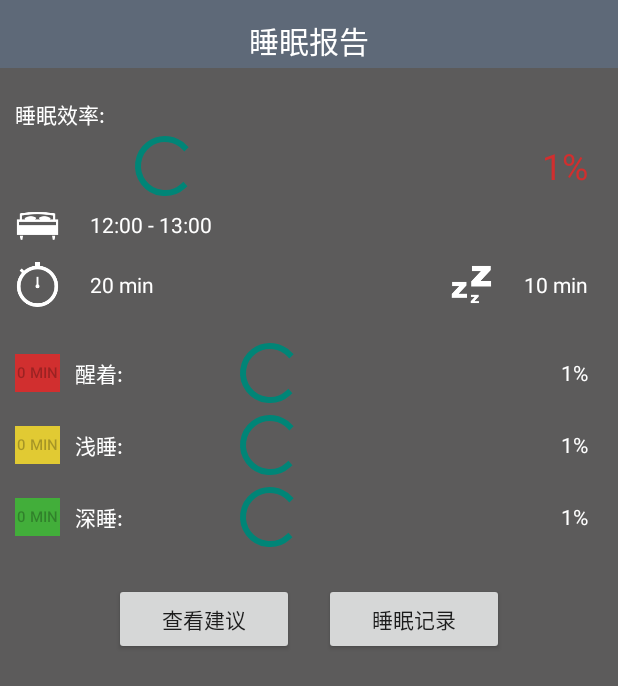
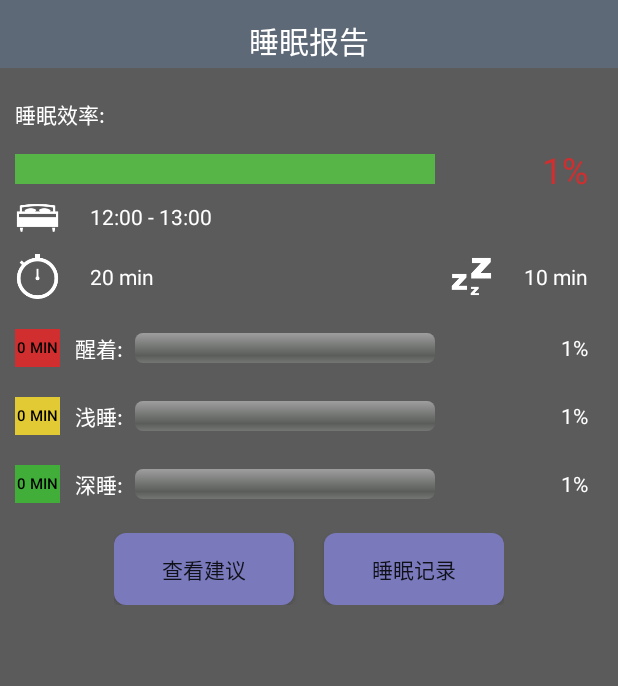
Before and after one commit to CXCup/SleepHealth, an Android app: the ReportActivity screen opened directly, with no data from a screen before it, on a phone screen of 412 x 824 dp. Shown: the top 686 px of the screen. Run offline under Robolectric (Android 15) with nearby library versions, the phone set to English and light mode, and no system bars.

Commit message:
自己编的检测睡眠

```diff
--- a/app/src/main/AndroidManifest.xml
+++ b/app/src/main/AndroidManifest.xml
@@ -2,6 +2,10 @@
 <manifest xmlns:android="http://schemas.android.com/apk/res/android"
     package="com.whx.sleephealth" >
 
+    <uses-permission android:name="android.permission.WAKE_LOCK"/>
+    <uses-permission android:name="android.permission.device_power"/>
+    <uses-permission android:name="android.permission.MOUNT_UNMOUNT_FILESYSTEMS"/>
+    <uses-permission android:name="android.permission.WRITE_EXTERNAL_STORAGE"/>
 
     <application
         android:allowBackup="true"
--- a/app/src/main/java/com/whx/sleephealth/main/MainFragment.java
+++ b/app/src/main/java/com/whx/sleephealth/main/MainFragment.java
@@ -58,11 +58,7 @@ public class MainFragment extends Fragment implements View.OnClickListener,TimeP
         alarmText.setText(AlarmText);
     }
 
-    private float getSleepLength(){
-        float x = 8*60;
 
-        return x;
-    }
     @Override
     public void onClick(View v) {
         switch (v.getId()){
--- a/app/src/main/java/com/whx/sleephealth/main/ReportActivity.java
+++ b/app/src/main/java/com/whx/sleephealth/main/ReportActivity.java
@@ -2,6 +2,7 @@ package com.whx.sleephealth.main;
 
 import android.app.Activity;
 import android.os.Bundle;
+import android.view.View;
 import android.widget.ProgressBar;
 import android.widget.TextView;
 
--- /dev/null
+++ b/app/src/main/res/drawable/bar_back.xml
@@ -0,0 +1,7 @@
+<?xml version="1.0" encoding="utf-8"?>
+<shape xmlns:android="http://schemas.android.com/apk/res/android">
+    <solid
+        android:color="#4b494a"/>
+    <corners
+        android:radius="5dp"/>
+</shape>
--- /dev/null
+++ b/app/src/main/res/drawable/bar_progress.xml
@@ -0,0 +1,6 @@
+<?xml version="1.0" encoding="utf-8"?>
+<shape xmlns:android="http://schemas.android.com/apk/res/android">
+
+    <solid
+        android:color="#d14a4a"/>
+</shape>
--- /dev/null
+++ b/app/src/main/res/drawable/button_back.xml
@@ -0,0 +1,16 @@
+<?xml version="1.0" encoding="utf-8"?>
+<selector xmlns:android="http://schemas.android.com/apk/res/android">
+
+    <item android:state_pressed="false">
+        <shape>
+            <solid android:color="#7979bc"></solid>
+            <corners android:radius="8dp"/>
+        </shape>
+    </item>
+    <item android:state_pressed="true">
+        <shape>
+            <solid android:color="#6a6aa3"/>
+            <corners android:radius="8dp"/>
+        </shape>
+    </item>
+</selector>
--- /dev/null
+++ b/app/src/main/res/drawable/totalbar.xml
@@ -0,0 +1,8 @@
+<?xml version="1.0" encoding="utf-8"?>
+<layer-list xmlns:android="http://schemas.android.com/apk/res/android">
+
+    <item android:id="@android:id/background"
+        android:drawable="@drawable/bar_back"/>
+    <item android:id="@android:id/progress"
+        android:drawable="@drawable/pro"/>
+</layer-list>
--- a/app/src/main/res/layout/mine.xml
+++ b/app/src/main/res/layout/mine.xml
@@ -1,7 +1,8 @@
 <?xml version="1.0" encoding="utf-8"?>
 <LinearLayout xmlns:android="http://schemas.android.com/apk/res/android"
     android:orientation="vertical" android:layout_width="match_parent"
-    android:layout_height="match_parent">
+    android:layout_height="match_parent"
+    android:background="@drawable/background">
 
     <LinearLayout
         android:layout_width="match_parent"
--- a/app/src/main/res/layout/report.xml
+++ b/app/src/main/res/layout/report.xml
@@ -21,12 +21,16 @@
             android:text="睡眠效率:"/>
         <RelativeLayout
             android:layout_width="match_parent"
-            android:layout_height="wrap_content">
+            android:layout_height="wrap_content"
+            android:layout_marginTop="10dp">
             <ProgressBar
                 android:id="@+id/efficiency_bar"
-                android:layout_width="200dp"
+                android:layout_width="280dp"
                 android:layout_height="wrap_content"
                 android:layout_marginLeft="10dp"
+                android:layout_centerVertical="true"
+                android:progressDrawable="@drawable/totalbar"
+                style="@android:style/Widget.ProgressBar.Horizontal"
                 />
             <TextView
                 android:id="@+id/efficiency_text"
@@ -120,6 +124,7 @@
                 android:layout_marginLeft="10dp"
                 android:layout_centerVertical="true"
                 android:textSize="10sp"
+                android:textColor="#000000"
                 android:text="0 min"/>
             <TextView
                 android:layout_width="wrap_content"
@@ -132,7 +137,9 @@
                 android:id="@+id/awake_bar"
                 android:layout_width="200dp"
                 android:layout_height="wrap_content"
-                android:layout_marginLeft="80dp"/>
+                android:layout_marginLeft="90dp"
+                android:layout_centerVertical="true"
+                style="@android:style/Widget.ProgressBar.Horizontal"/>
             <TextView
                 android:layout_width="wrap_content"
                 android:layout_height="wrap_content"
@@ -145,7 +152,8 @@
         </RelativeLayout>
         <RelativeLayout
             android:layout_width="match_parent"
-            android:layout_height="wrap_content">
+            android:layout_height="wrap_content"
+            android:layout_marginTop="20dp">
             <Button
                 android:id="@+id/light_sleep_time"
                 android:layout_width="30dp"
@@ -155,6 +163,7 @@
                 android:layout_centerVertical="true"
                 android:layout_marginLeft="10dp"
                 android:textSize="10sp"
+                android:textColor="#000000"
                 android:text="0 min"/>
             <TextView
                 android:layout_width="wrap_content"
@@ -167,7 +176,9 @@
                 android:id="@+id/light_sleep_bar"
                 android:layout_width="200dp"
                 android:layout_height="wrap_content"
-                android:layout_marginLeft="80dp"/>
+                android:layout_centerVertical="true"
+                style="@android:style/Widget.ProgressBar.Horizontal"
+                android:layout_marginLeft="90dp"/>
             <TextView
                 android:layout_width="wrap_content"
                 android:layout_height="wrap_content"
@@ -180,7 +191,8 @@
         </RelativeLayout>
         <RelativeLayout
             android:layout_width="match_parent"
-            android:layout_height="wrap_content">
+            android:layout_height="wrap_content"
+            android:layout_marginTop="20dp">
             <Button
                 android:id="@+id/deep_sleep_time"
                 android:layout_width="30dp"
@@ -190,6 +202,7 @@
                 android:layout_centerVertical="true"
                 android:layout_marginLeft="10dp"
                 android:textSize="10sp"
+                android:textColor="#000000"
                 android:text="0 min"/>
             <TextView
                 android:layout_width="wrap_content"
@@ -202,7 +215,9 @@
                 android:id="@+id/deep_sleep_bar"
                 android:layout_width="200dp"
                 android:layout_height="wrap_content"
-                android:layout_marginLeft="80dp"/>
+                android:layout_centerVertical="true"
+                style="@android:style/Widget.ProgressBar.Horizontal"
+                android:layout_marginLeft="90dp"/>
             <TextView
                 android:layout_width="wrap_content"
                 android:layout_height="wrap_content"
@@ -226,11 +241,13 @@
             <Button
                 android:layout_width="120dp"
                 android:layout_height="wrap_content"
+                android:background="@drawable/button_back"
                 android:text="查看建议"/>
             <Button
                 android:layout_width="120dp"
                 android:layout_height="wrap_content"
                 android:layout_marginLeft="20dp"
+                android:background="@drawable/button_back"
                 android:text="睡眠记录"/>
         </LinearLayout>
     </LinearLayout>
--- a/app/src/main/res/layout/tieshi.xml
+++ b/app/src/main/res/layout/tieshi.xml
@@ -2,7 +2,8 @@
 <LinearLayout xmlns:android="http://schemas.android.com/apk/res/android"
     android:orientation="vertical"
     android:layout_width="match_parent"
-    android:layout_height="match_parent">
+    android:layout_height="match_parent"
+    android:background="@drawable/background">
     <LinearLayout
         android:layout_width="match_parent"
         android:layout_height="40dp"
```
Also changed, not shown: app/src/main/java/com/whx/sleephealth/main/CloseAlarmActivity.java (+35 -16 lines), app/src/main/java/com/whx/sleephealth/main/SleepTimeService.java (+66 -1 lines), app/src/main/java/com/whx/sleephealth/main/Work.java (added, +165 -0 lines), app/src/main/res/drawable/pro.9.png (added).
